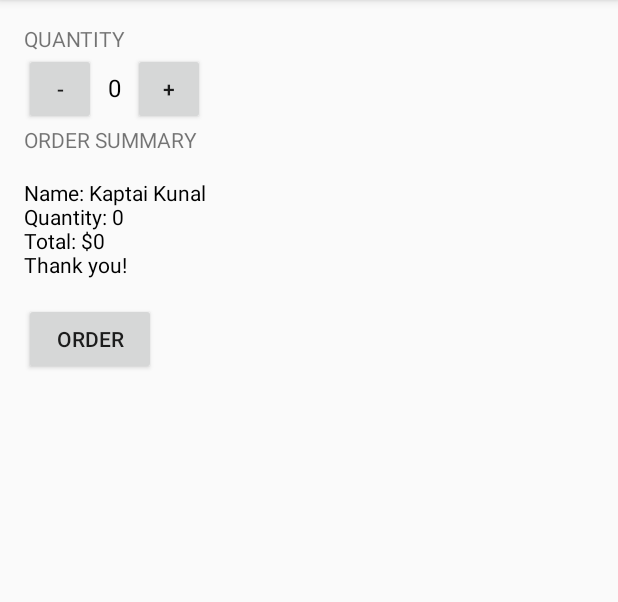
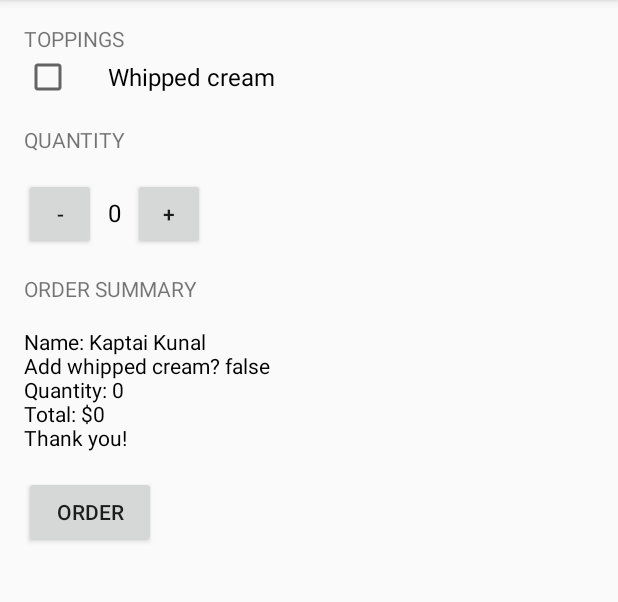
Before and after one commit to felipsimoes/android_basics, an Android app: the screen it shows after launch (MainActivity), after a tap on "ORDER", on a phone screen of 412 x 824 dp, the part 84-686 px from its top. Run offline under Robolectric (Android 15) with nearby library versions, the phone set to English and light mode, and no system bars.

Commit message:
cardApp update, JustJava update, and FirstApp project

```diff
--- a/JustJava/app/src/main/java/com/example/android/justjava/MainActivity.java
+++ b/JustJava/app/src/main/java/com/example/android/justjava/MainActivity.java
@@ -7,7 +7,9 @@ package com.example.android.justjava; /**
 
 import android.os.Bundle;
 import android.support.v7.app.AppCompatActivity;
+import android.util.Log;
 import android.view.View;
+import android.widget.CheckBox;
 import android.widget.NumberPicker;
 import android.widget.TextView;
 
@@ -25,6 +27,7 @@ public class MainActivity extends AppCompatActivity {
 
     int quantity = 0;
     int price = 5;
+    boolean isWhippedCream = false;
 
     @Override
     protected void onCreate(Bundle savedInstanceState) {
@@ -37,6 +40,11 @@ public class MainActivity extends AppCompatActivity {
      */
     public void submitOrder(View view) {
         int price = calculatePrice();
+        Log.v("MainActivity", "The price is "+price);
+        CheckBox checkBox = (CheckBox) findViewById(R.id.whipped_cream_checkbox);
+        isWhippedCream = checkBox.isChecked();
+        Log.v("MainActivity", "Whipped cream is "+ isWhippedCream);
+
         displayMessage(createOrderSummary(price));
     }
 
@@ -67,6 +75,7 @@ public class MainActivity extends AppCompatActivity {
 
     private String createOrderSummary(int price){
         String priceMessage = "Name: Kaptai Kunal";
+        priceMessage += "\nAdd whipped cream? "+ isWhippedCream;
         priceMessage += "\nQuantity: "+quantity;
         priceMessage += "\nTotal: $" + price;
         priceMessage += "\nThank you!";
@@ -87,4 +96,5 @@ public class MainActivity extends AppCompatActivity {
         quantity--;
         display(quantity);
     }
+
 }
--- a/JustJava/app/src/main/res/layout/activity_main.xml
+++ b/JustJava/app/src/main/res/layout/activity_main.xml
@@ -1,6 +1,10 @@
 <?xml version="1.0" encoding="utf-8"?>
-<LinearLayout xmlns:android="http://schemas.android.com/apk/res/android"
+<ScrollView xmlns:android="http://schemas.android.com/apk/res/android"
     xmlns:tools="http://schemas.android.com/tools"
+    android:layout_width="wrap_content"
+    android:layout_height="wrap_content">
+
+    <LinearLayout
         android:id="@+id/activity_main"
         android:layout_width="match_parent"
         android:layout_height="match_parent"
@@ -12,9 +16,25 @@
         tools:context=".MainActivity">
 
         <TextView
+            android:layout_width="wrap_content"
+            android:layout_height="wrap_content"
+            android:text="Toppings"
+            android:textAllCaps="true"/>
+
+        <CheckBox
+            android:id="@+id/whipped_cream_checkbox"
+            android:layout_width="wrap_content"
+            android:layout_height="wrap_content"
+            android:paddingLeft="24dp"
+            android:text="Whipped cream"
+            android:textSize="16sp"/>
+
+        <TextView
             android:id="@+id/text_quantity"
             android:layout_width="wrap_content"
             android:layout_height="wrap_content"
+            android:layout_marginBottom="16dp"
+            android:layout_marginTop="16dp"
             android:text="Quantity"
             android:textAllCaps="true"/>
 
@@ -52,6 +72,7 @@
             android:id="@+id/text_price"
             android:layout_width="wrap_content"
             android:layout_height="wrap_content"
+            android:layout_marginTop="16dp"
             android:text="Order Summary"
             android:textAllCaps="true"/>
 
@@ -73,3 +94,4 @@
             android:text="order"
             android:textAllCaps="true"/>
     </LinearLayout>
+</ScrollView>
```
Also changed, not shown: CardApp/app/src/main/res/layout/activity_main.xml (+21 -16 lines), CardApp/app/src/main/res/drawable/logodesenho.png (deleted). Lines whose indentation alone changed are shown as unchanged.
